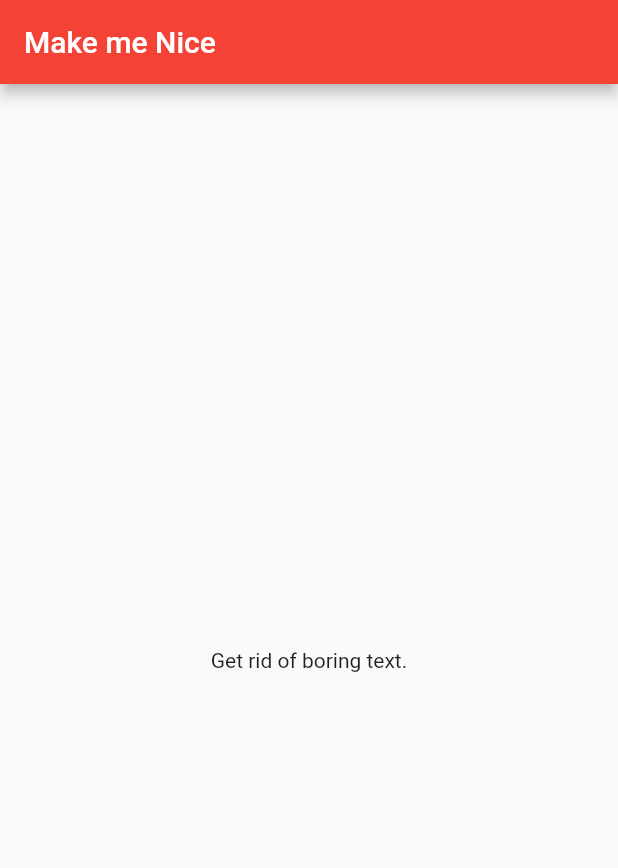
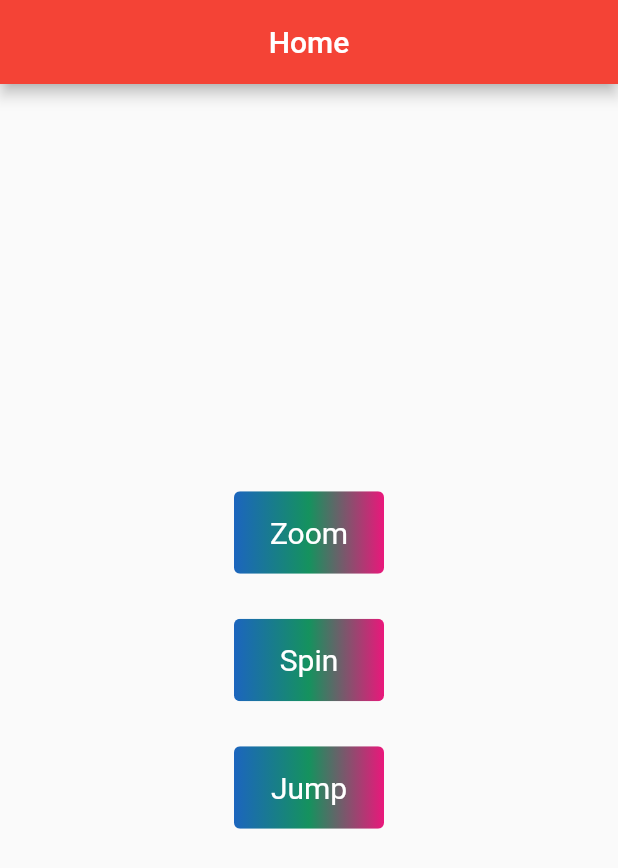
Before and after one commit to keanaido19/flutter-animation, a Flutter app: the screen it shows after launch, on a phone screen of 412 x 824 dp. Shown: the top 868 px of the screen. Run offline on Flutter 3.47's test engine with Material 2 defaults, Android fonts, the phone set to English and light mode, and no system bars.

```diff
--- a/lib/main.dart
+++ b/lib/main.dart
@@ -16,7 +16,7 @@ class FunkyApp extends StatelessWidget {
       theme: ThemeData(
         primarySwatch: Colors.red,
       ),
-      home: const FunkyHomeView(title: 'Make me Nice'),
+      home: const FunkyHomeView(title: 'Home'),
     );
   }
 }
--- a/lib/views/home.dart
+++ b/lib/views/home.dart
@@ -1,4 +1,6 @@
 import 'package:flutter/material.dart';
+import 'package:funky_app/views/zoom.dart';
+import 'dart:math';
 
 class FunkyHomeView extends StatefulWidget {
   const FunkyHomeView({super.key, required this.title});
@@ -15,13 +17,110 @@ class _FunkyHomeViewState extends State<FunkyHomeView> {
   Widget build(BuildContext context) {
     return Scaffold(
       appBar: AppBar(
-        title: Text(widget.title),
+        title: Center(
+            child: Text(widget.title)
+        ),
       ),
-      body: const Center(
-        child: Text(
-              'Get rid of boring text.',
+      body: Center(
+        child: Column(
+          children: <Widget>[
+            Expanded(
+              child: Container(),
             ),
+            buildButton(context, "Zoom", _openZoomView),
+            const SizedBox(height: 30,),
+            buildButton(context, "Spin", _openSpinView),
+            const SizedBox(height: 30,),
+            buildButton(context, "Jump", _openJumpView),
+            Expanded(
+              child: Container(),
+            ),
+          ],
+        ),
       ),
     );
   }
+
+  _openZoomView(BuildContext context) {
+    Navigator.of(context).push(
+      MaterialPageRoute<void>(
+          builder: (BuildContext context) {
+            return const ZoomView();
+          }
+      )
+    );
+  }
+
+  _openSpinView(BuildContext context) {
+    Navigator.of(context).push(
+        MaterialPageRoute<void>(
+            builder: (BuildContext context) {
+              return const ZoomView();
+            }
+        )
+    );
+  }
+
+  _openJumpView(BuildContext context) {
+    Navigator.of(context).push(
+        MaterialPageRoute<void>(
+            builder: (BuildContext context) {
+              return const ZoomView();
+            }
+        )
+    );
+  }
 }
+
+Widget buildButton(
+    BuildContext context,
+    String label,
+    void Function(BuildContext context) navigateFunction
+    ) {
+  final random = Random();
+  return ClipRRect(
+    borderRadius: BorderRadius.circular(4),
+    child: Stack(
+      children: <Widget>[
+        Positioned.fill(
+          child: Container(
+            decoration: BoxDecoration(
+              gradient: LinearGradient(
+                colors: <Color>[
+                  Color.fromRGBO(
+                      random.nextInt(256),
+                      random.nextInt(256),
+                      random.nextInt(256),
+                      1.0
+                  ),
+                  Color.fromRGBO(
+                      random.nextInt(256),
+                      random.nextInt(256),
+                      random.nextInt(256),
+                      1.0
+                  ),
+                  Color.fromRGBO(
+                      random.nextInt(256),
+                      random.nextInt(256),
+                      random.nextInt(256),
+                      1.0
+                  ),
+                ],
+              ),
+            ),
+          ),
+        ),
+        TextButton(
+          style: TextButton.styleFrom(
+            minimumSize: const Size(100, 16),
+            foregroundColor: Colors.white,
+            padding: const EdgeInsets.all(16.0),
+            textStyle: const TextStyle(fontSize: 20),
+          ),
+          onPressed: () {navigateFunction(context);},
+          child: Text(label),
+        ),
+      ],
+    ),
+  );
+}
--- a/pubspec.yaml
+++ b/pubspec.yaml
@@ -53,6 +53,8 @@ dev_dependencies:
 
 # The following section is specific to Flutter packages.
 flutter:
+  assets:
+    - assets/images/
 
   # The following line ensures that the Material Icons font is
   # included with your application, so that you can use the icons in
```
Also changed, not shown: lib/views/zoom.dart (added, +68 -0 lines), assets/images/wethinkcode-logo.png (added).
